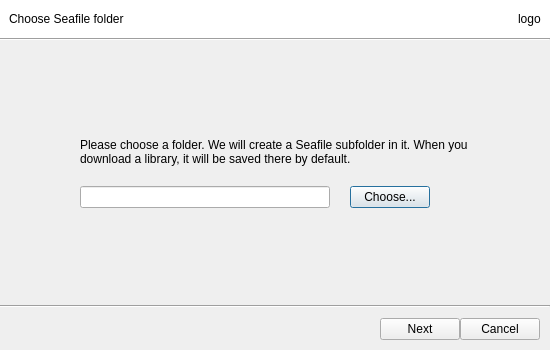
Above: ui/init-seafile-dialog.ui from haiwen/seafile-client before the change. Below: the same form after it.
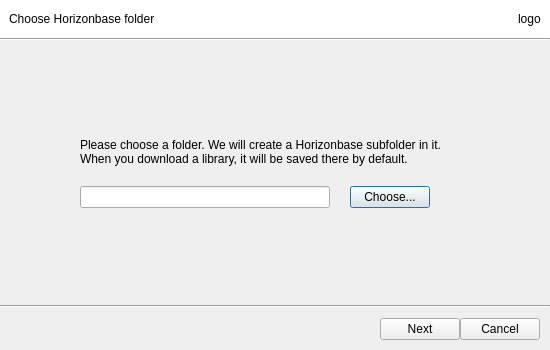
That is the form after the change.

Commit message: customization for horizonbase

The edit to the form file:
```diff
--- a/ui/init-seafile-dialog.ui
+++ b/ui/init-seafile-dialog.ui
@@ -35,7 +35,7 @@
          <string notr="true"/>
         </property>
         <property name="text">
-         <string>Choose Seafile folder</string>
+         <string>Choose Horizonbase folder</string>
         </property>
         <property name="margin">
          <number>0</number>
@@ -108,7 +108,7 @@
        <item>
         <widget class="QLabel" name="label">
          <property name="text">
-          <string>Please choose a folder. We will create a Seafile subfolder in it. When you download a library, it will be saved there by default.</string>
+          <string>Please choose a folder. We will create a Horizonbase subfolder in it. When you download a library, it will be saved there by default.</string>
          </property>
          <property name="wordWrap">
           <bool>true</bool>
```
Left out of the diff: 22 changed lines with no effect on the pictures. The commit also changes 46 other files.
